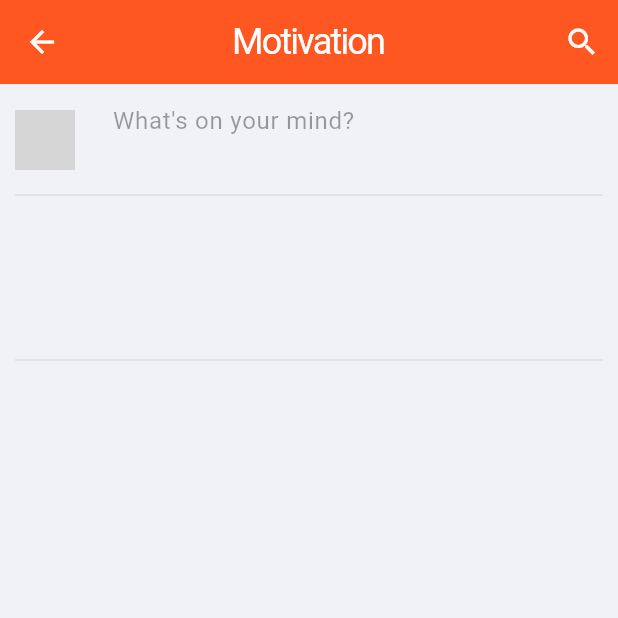
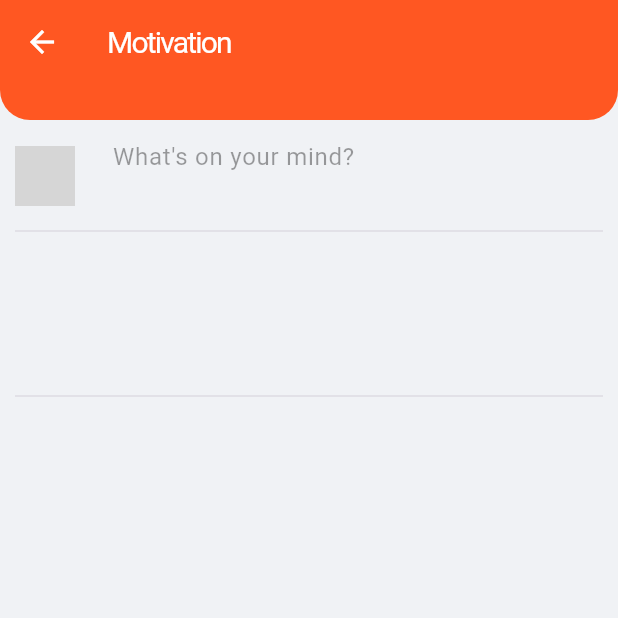
Before and after one commit to pmaxit/puchusapp, a Flutter app: the PostsScreen screen opened by its route, on a phone screen of 412 x 824 dp, the top half of it. Run offline on Flutter 3.47's test engine with Material 2 defaults, Android fonts, the phone set to English and light mode, and no system bars; our stand-ins replace cached_network_image, cloud_firestore, firebase_auth, firebase_core, flutter_hooks, flutter_markdown and 4 more; accounts and stored records are empty; network calls fail; grey boxes are pictures that could not be loaded.

Commit message:
changing title

```diff
--- a/lib/pages/motivations/posts_screen.dart
+++ b/lib/pages/motivations/posts_screen.dart
@@ -8,6 +8,7 @@ import 'post_card.dart';
 import 'story_container.dart';
 
 class PostsScreen extends StatelessWidget {
+  final double minHeight = 80;
   const PostsScreen({super.key});
 
   @override
@@ -16,23 +17,23 @@ class PostsScreen extends StatelessWidget {
       body: CustomScrollView(
         slivers:[
           SliverAppBar(
-
+            pinned: true,
+            floating: false,
+            automaticallyImplyLeading: true,
+            primary: true,
+            collapsedHeight: minHeight,
+            title: titleWidget(),
             leading: IconButton(
-              onPressed: (){
-                Navigator.popUntil(context, ModalRoute.withName('/'));
+              icon: const Icon(Icons.arrow_back, color: Colors.white),
+              onPressed: () {
+                Navigator.pop(context);
               },
-              icon: const Icon(Icons.arrow_back, color: Colors.white)
             ),
-
             backgroundColor: Colors.deepOrange,
-            centerTitle: true,
-            title: const Text('Motivation'),
-            floating: true,
-            actions: [
-              IconButton(onPressed: (){
-
-              }, icon: const Icon(Icons.search, color: Colors.white))
-            ]
+            shape: const RoundedRectangleBorder(
+                borderRadius: BorderRadius.only(
+                    bottomLeft: Radius.circular(20),
+                    bottomRight: Radius.circular(20))),
           ),
 
           const SliverToBoxAdapter(
@@ -44,6 +45,15 @@ class PostsScreen extends StatelessWidget {
 
         ]
       )
+    );
+  }
+    Widget titleWidget() {
+    return const Text(
+      'Motivation',
+      style: TextStyle(
+        color: Colors.white,
+        fontSize: 20,
+      ),
     );
   }
 
```
Also changed, not shown: lib/pages/journals/notes_detail.dart (+27 -9 lines), lib/pages/journals/notes_page.dart (+28 -30 lines), lib/pages/journals/password.dart (+27 -9 lines).
